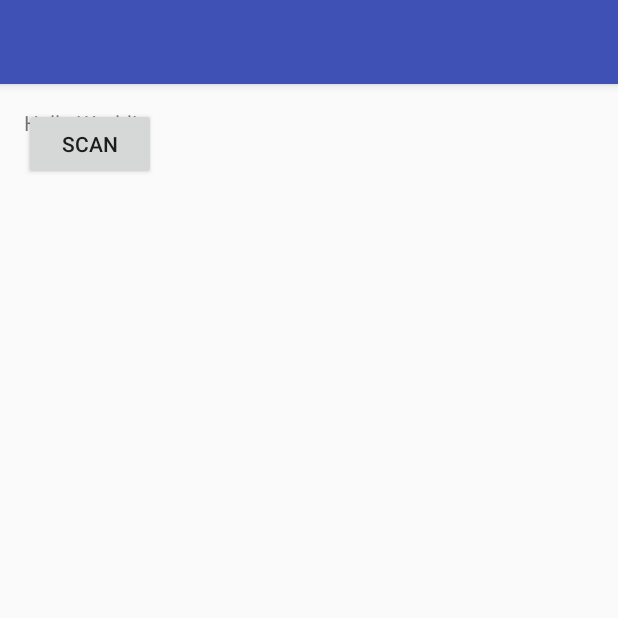
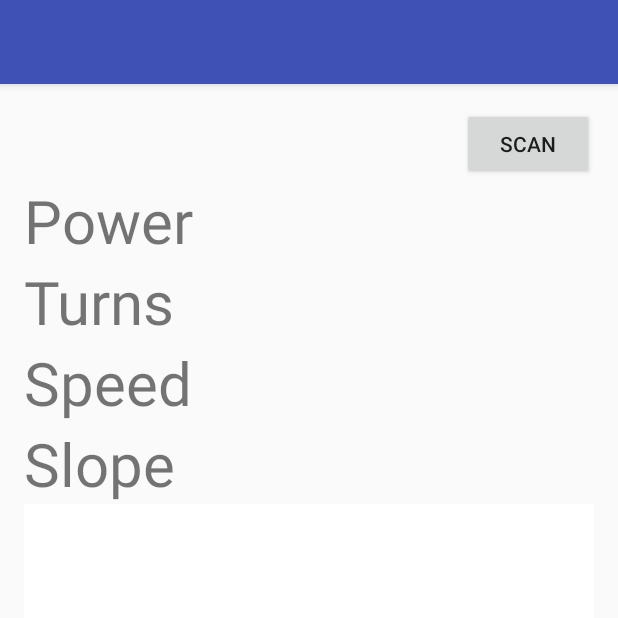
Before and after one commit to trainingtool/trainingtool, an Android app: the MainActivity screen opened directly, with no data from a screen before it, on a phone screen of 412 x 824 dp, the top half of it. Run offline under Robolectric (Android 15) with nearby library versions, the phone set to English and light mode, and no system bars; 4 statements that could not run were skipped.

Commit message:
added slope display to phone

```diff
--- /dev/null
+++ b/PowerTrainer_4.4/app/src/main/java/com/stac/powertrainer_44/SlopeChart.java
@@ -0,0 +1,97 @@
+package com.stac.powertrainer_44;
+
+import android.content.Context;
+import android.content.res.TypedArray;
+import android.graphics.Canvas;
+import android.graphics.Color;
+import android.graphics.Paint;
+import android.graphics.drawable.Drawable;
+import android.text.TextPaint;
+import android.util.AttributeSet;
+import android.view.View;
+import java.util.Vector;
+import java.util.List;
+import java.util.Iterator;
+/**
+ * TODO: document your custom view class.
+ */
+public class SlopeChart extends View {
+    private Paint mDots = new Paint();
+    private Paint mLines = new Paint();
+    private Paint mBackground = new Paint();
+    private List<XYPoint> mPointData = new Vector<XYPoint>();
+
+    public SlopeChart(Context context) {
+        super(context);
+        init(null, 0);
+    }
+
+    public SlopeChart(Context context, AttributeSet attrs) {
+        super(context, attrs);
+        init(attrs, 0);
+    }
+
+    public SlopeChart(Context context, AttributeSet attrs, int defStyle) {
+        super(context, attrs, defStyle);
+        init(attrs, defStyle);
+    }
+
+    private void init(AttributeSet attrs, int defStyle) {
+        mDots.setColor(Color.RED);
+        mLines.setColor(Color.BLACK);
+
+        mBackground.setColor(Color.WHITE);
+        mBackground.setStyle(Paint.Style.FILL);
+
+    }
+
+    public void setChartData(List<XYPoint> lstPoints, float flSlopeLine) {
+        mPointData = lstPoints.subList(0, lstPoints.size());
+    }
+
+    @Override
+    protected void onDraw(Canvas canvas) {
+        super.onDraw(canvas);
+
+        // fill background
+        canvas.drawRect(0, 0, canvas.getWidth(), canvas.getHeight(), mBackground);
+
+        if(mPointData != null) {
+            // we have at least a little point data, let's draw it!
+            Iterator<XYPoint> i = mPointData.iterator();
+            XYPoint xyMax = new XYPoint(Integer.MIN_VALUE, Integer.MIN_VALUE);
+            XYPoint xyMin = new XYPoint(Integer.MAX_VALUE, Integer.MAX_VALUE);
+
+            while(i.hasNext()) {
+                XYPoint xy = i.next();
+                xyMax.x = Math.max(xyMax.x, xy.x);
+                xyMax.y = Math.max(xyMax.y, xy.y);
+                xyMin.x = Math.min(xyMin.x, xy.x);
+                xyMin.y = Math.min(xyMin.y, xy.y);
+            }
+
+            // we've got maxes and mins!
+            final float flXSPan = xyMax.x - xyMin.x;
+            final float flYSpan = xyMax.y - xyMin.y;
+
+            final float flCanvasX = canvas.getWidth();
+            final float flCanvasY = canvas.getHeight();
+
+            final float flPointWidth = flCanvasX / 20.0f; // a point is 1/20th the width of the canvas
+            final float flPointHeight = (flCanvasY / 20.0f);
+
+
+            i = mPointData.iterator();
+            while(i.hasNext()) {
+                XYPoint xy = i.next();
+                final float flPctX = (xy.x - xyMin.x) / flXSPan;
+                final float flPctY = (xy.y - xyMin.y) / flYSpan;
+
+                final float flCenterX = flPctX * flCanvasX;
+                final float flCenterY = flPctY * flCanvasY;
+                canvas.drawLine(flCenterX-flPointWidth, flCenterY, flCenterX + flPointWidth, flCenterY, mDots);
+                canvas.drawLine(flCenterX, flCenterY-flPointHeight, flCenterX, flCenterY+flPointHeight, mDots);
+            }
+        }
+    }
+}
--- /dev/null
+++ b/PowerTrainer_4.4/app/src/main/java/com/stac/powertrainer_44/XYPoint.java
@@ -0,0 +1,14 @@
+package com.stac.powertrainer_44;
+
+/**
+ * Created by Art on 10/12/2015.
+ */
+public class XYPoint {
+    public float x = 0;
+    public float y = 0;
+    public XYPoint(float _x, float _y)
+    {
+        this.x = _x;
+        this.y = _y;
+    }
+}
--- a/PowerTrainer_4.4/app/src/main/res/layout/content_main.xml
+++ b/PowerTrainer_4.4/app/src/main/res/layout/content_main.xml
@@ -9,20 +9,61 @@
     app:layout_behavior="@string/appbar_scrolling_view_behavior"
     tools:showIn="@layout/activity_main" tools:context=".MainActivity">
 
-    <TextView android:text="Hello World!" android:layout_width="wrap_content"
-        android:layout_height="wrap_content" />
-
     <LinearLayout
         android:orientation="vertical"
         android:layout_width="match_parent"
         android:layout_height="match_parent"
-        android:layout_alignParentTop="true"
+        android:layout_alignParentBottom="true"
         android:layout_alignParentStart="true">
 
         <Button
             android:layout_width="wrap_content"
             android:layout_height="wrap_content"
             android:text="Scan"
-            android:id="@+id/scan" />
+            android:id="@+id/scan"
+            android:layout_gravity="right"
+            android:layout_alignParentBottom="true"
+            android:layout_alignParentEnd="true" />
+
+        <TextView android:text="Power" android:layout_width="wrap_content"
+            android:layout_height="wrap_content"
+            android:id="@+id/txtPower"
+            android:textSize="@dimen/power_label" />
+
+        <TextView
+            android:text="Turns"
+            android:layout_width="wrap_content"
+            android:layout_height="wrap_content"
+            android:id="@+id/txtTurns"
+            android:textSize="@dimen/power_label" />
+
+        <TextView
+            android:text="Speed"
+            android:layout_width="wrap_content"
+            android:layout_height="wrap_content"
+            android:id="@+id/txtSpeed"
+            android:textSize="@dimen/power_label" />
+
+        <TextView
+            android:text="Slope"
+            android:layout_width="wrap_content"
+            android:layout_height="wrap_content"
+            android:id="@+id/txtSlope"
+            android:textSize="@dimen/power_label" />
+
+        <com.stac.powertrainer_44.SlopeChart
+            android:background="#ccc"
+            android:layout_width="match_parent"
+            android:layout_height="match_parent"
+            android:paddingLeft="20dp"
+            android:paddingBottom="40dp"
+            app:exampleDimension="24sp"
+            app:exampleColor="#33b5e5"
+            app:exampleString="Hello, SlopeChart"
+            app:exampleDrawable="@android:drawable/ic_menu_add"
+            android:id="@+id/viewChart" />
+
+
     </LinearLayout>
+
 </RelativeLayout>
--- a/PowerTrainer_4.4/app/src/main/res/values/dimens.xml
+++ b/PowerTrainer_4.4/app/src/main/res/values/dimens.xml
@@ -3,4 +3,5 @@
     <dimen name="activity_horizontal_margin">16dp</dimen>
     <dimen name="activity_vertical_margin">16dp</dimen>
     <dimen name="fab_margin">16dp</dimen>
+    <dimen name="power_label">40dp</dimen>
 </resources>
```
Also changed, not shown: PowerTrainer_4.4/app/src/main/java/com/stac/powertrainer_44/MainActivity.java (+44 -14 lines), PowerTrainer_4.4/app/src/main/res/values/attrs_slope_chart.xml (added, +8 -0 lines).
